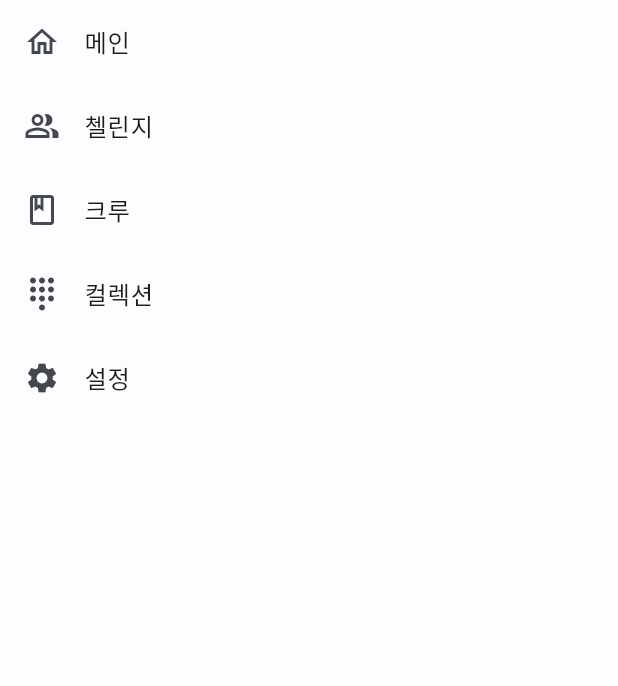
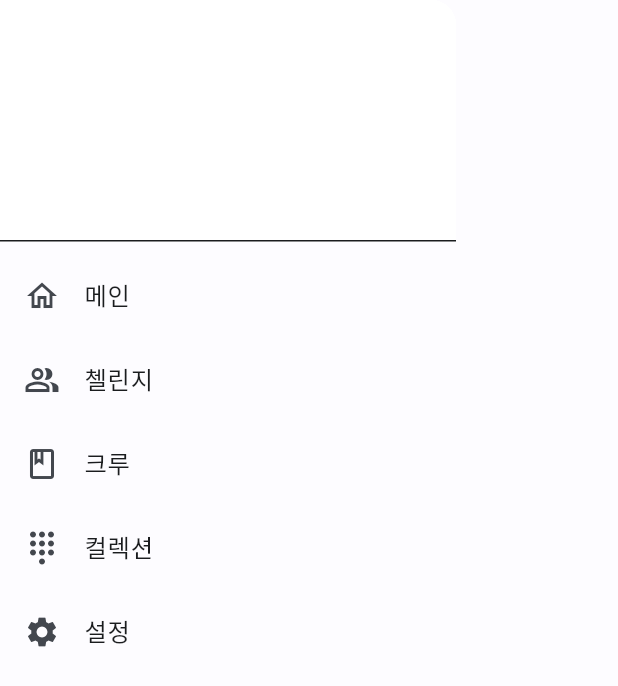
Before and after one commit to sam2244/FitweenV2, a Flutter app: the MainDrawer widget shown alone on an empty page, opened directly, on a phone screen of 412 x 824 dp. Shown: the top 686 px of the screen. Run offline on Flutter 3.47's test engine with Material 2 defaults, Android fonts, the phone set to English and light mode, and no system bars; our stand-ins replace cloud_firestore, firebase_auth, firebase_core, firebase_storage, flutter_screenutil, get and 1 more; accounts and stored records are empty; Roboto replaces fonts that are missing (Noto_Sans_KR).

Commit message:
main page update

```diff
--- a/lib/view/page/challenge/main/widget.dart
+++ b/lib/view/page/challenge/main/widget.dart
@@ -24,12 +24,14 @@ class MainDrawer extends StatelessWidget{
     return Drawer(
       child: ListView(
         children: [
-          /*const DrawerHeader(
+          const DrawerHeader(
             decoration: BoxDecoration(
-              color: Colors.blue,
+              color: Colors.white,
             ),
-            child: Text('Pages'),
-          ),*/
+            child: SizedBox(
+              height: 10.0,
+            )
+          ),
           ListTile(
             leading: const Icon(Icons.home_outlined),
             title: const Text('메인'),
```
